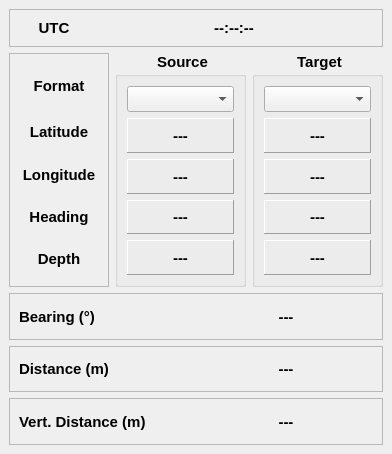
Qt form ui/guidance_dock_base.ui (jrenken/qgis-PosiView) before a commit.
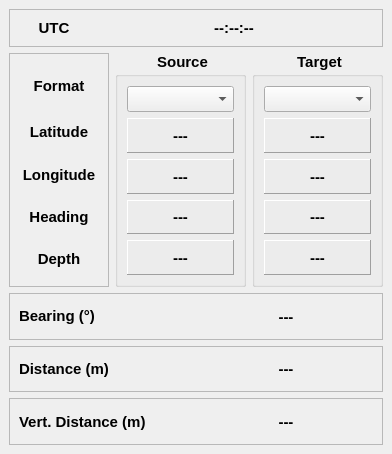
The same form after that commit. Icons and pictures are not drawn.

```diff
--- a/ui/guidance_dock_base.ui
+++ b/ui/guidance_dock_base.ui
@@ -340,7 +340,10 @@
        <item>
         <widget class="QLabel" name="label_13">
          <property name="text">
-          <string>Bearing (°)</string>
+          <string>Bearing (&amp;deg;)</string>
+         </property>
+         <property name="textFormat">
+          <enum>Qt::RichText</enum>
          </property>
         </widget>
        </item>
```
